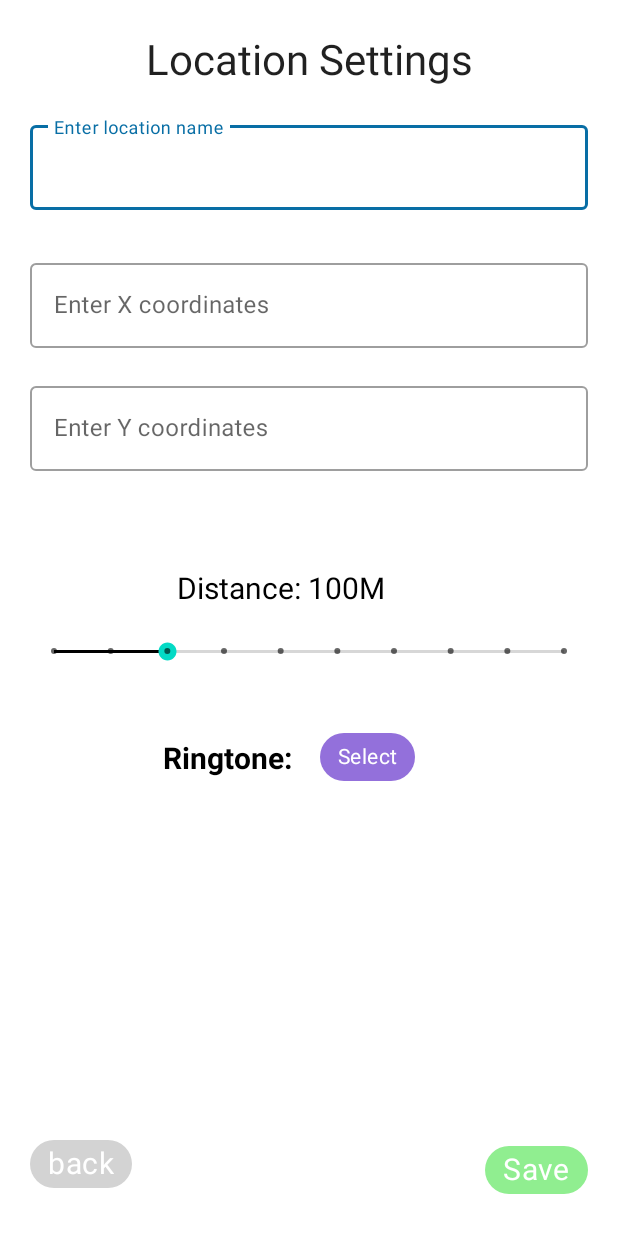
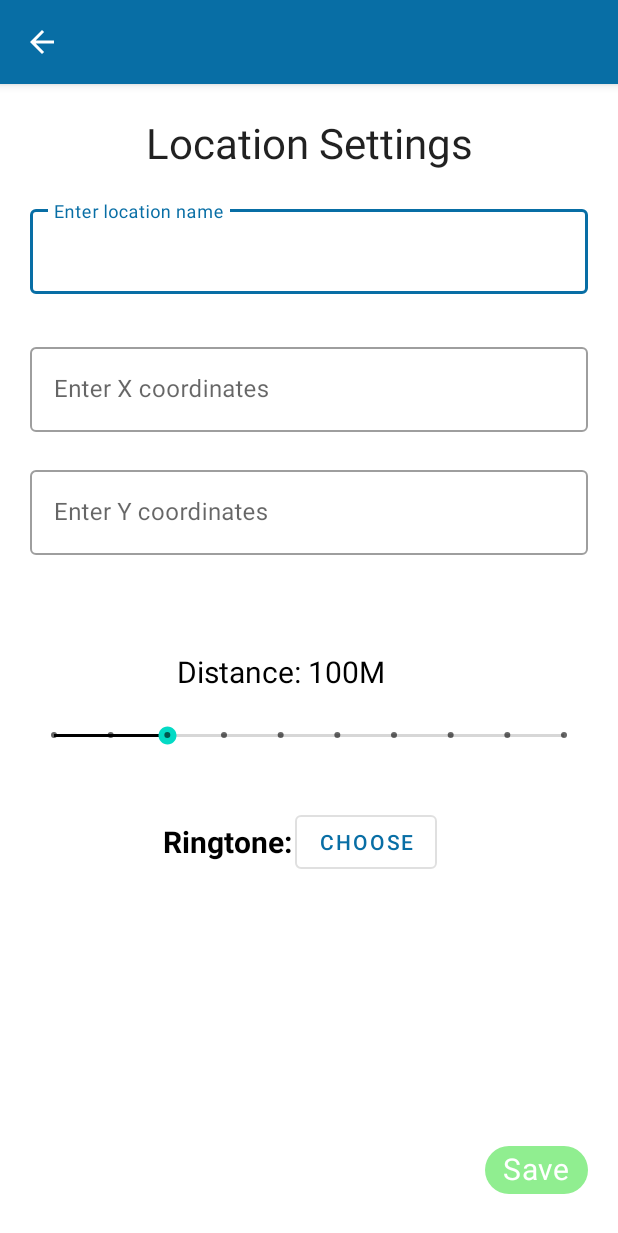
Before and after one commit to ZivSi/LocationAlarm, an Android app: the EditLayout screen opened directly, with no data from a screen before it, on a phone screen of 412 x 824 dp. Shown: the top 1233 px of the screen. Run offline under Robolectric (Android 15) with nearby library versions, the phone set to English and light mode, and no system bars; network calls fail.

Commit message:
Back chip replaced with arrow in action bar.

```diff
--- a/app/src/main/AndroidManifest.xml
+++ b/app/src/main/AndroidManifest.xml
@@ -13,10 +13,12 @@
         android:roundIcon="@mipmap/ic_launcher_round"
         android:supportsRtl="false"
         android:theme="@style/Theme.LocationAlarm">
+
         <activity
-            android:parentActivityName=".MainActivity"
             android:name=".EditLayout"
-            android:exported="false" />
+            android:exported="false"
+            android:parentActivityName=".MainActivity" />
+
         <activity
             android:name=".MainActivity"
             android:exported="true">
@@ -27,5 +29,4 @@
             </intent-filter>
         </activity>
     </application>
-
 </manifest>
--- a/app/src/main/java/com/example/locationalarm/EditLayout.java
+++ b/app/src/main/java/com/example/locationalarm/EditLayout.java
@@ -8,6 +8,7 @@ import android.widget.SeekBar;
 import android.widget.TextView;
 import android.widget.Toast;
 
+import com.google.android.material.button.MaterialButton;
 import com.google.android.material.chip.Chip;
 import com.google.android.material.textfield.TextInputEditText;
 
@@ -16,14 +17,16 @@ public class EditLayout extends AppCompatActivity {
 
     TextView distanceTextView;
     SeekBar seekBar;
-    Chip ringtoneChip, saveChip, backChip;
+    Chip saveChip;
+    MaterialButton chooseRingtone;
 
     @Override
     protected void onCreate(Bundle savedInstanceState) {
         super.onCreate(savedInstanceState);
         setContentView(R.layout.activity_edit_layout);
 
-        getSupportActionBar().hide();
+        getSupportActionBar().setTitle("");
+
 
         initViews();
     }
@@ -34,9 +37,8 @@ public class EditLayout extends AppCompatActivity {
         xCoordiantesBox = findViewById(R.id.xCoordinatesBox);
         yCoordinatesBox = findViewById(R.id.yCoordinatesBox);
         distanceTextView = findViewById(R.id.distanceTextView);
-        ringtoneChip = findViewById(R.id.chipRingtoneSelection);
+        chooseRingtone = findViewById(R.id.chooseRingtomeMaterialButton);
         saveChip = findViewById(R.id.saveButton);
-        backChip = findViewById(R.id.backButton);
         seekBar = findViewById(R.id.seekBar);
         // onchange listener for seekbar
         seekBar.setOnSeekBarChangeListener(new SeekBar.OnSeekBarChangeListener() {
@@ -44,20 +46,21 @@ public class EditLayout extends AppCompatActivity {
             public void onProgressChanged(SeekBar seekBar, int progress, boolean fromUser) {
                 getDistance();
             }
+
             @Override
-            public void onStartTrackingTouch(SeekBar seekBar) {}
+            public void onStartTrackingTouch(SeekBar seekBar) {
+            }
+
             @Override
-            public void onStopTrackingTouch(SeekBar seekBar) {}
+            public void onStopTrackingTouch(SeekBar seekBar) {
+            }
         });
     }
 
 
-    public void backToMain(View view) {
-        finish();
-    }
-
     /**
      * take the input data from the user and save it to a ItemData object then save it to the data map
+     *
      * @param view view
      */
     public void saveData(View view) {
@@ -69,12 +72,14 @@ public class EditLayout extends AppCompatActivity {
         // todo: add ringtone
 
         // check for empty fields
-        if(name.isEmpty() || x.isEmpty() || y.isEmpty()) {
+        if (name.isEmpty() || x.isEmpty() || y.isEmpty()) {
+            // TODO: Snackbar error
             Toast.makeText(this, "Please fill all the fields", Toast.LENGTH_SHORT).show();
             return;
         }
         // check if the name is already taken
         if (MainActivity.data.containsKey(name)) {
+            // TODO: Snackbar error
             Toast.makeText(this, "Name already exists", Toast.LENGTH_SHORT).show();
             return;
         }
@@ -82,6 +87,8 @@ public class EditLayout extends AppCompatActivity {
         // address is curently empty untill we add the google maps api
         // ringtone is empty until we add the ringtone selection
         MainActivity.data.put(name, new ItemData(name, " ", x, y, String.valueOf(distance), " "));
+
+        // TODO: Save map in file
         finish();
     }
 
@@ -89,7 +96,7 @@ public class EditLayout extends AppCompatActivity {
     private int getDistance() {
         int dist = seekBar.getProgress();
 
-        switch (dist){
+        switch (dist) {
             case 0:
                 dist = 10;
                 break;
@@ -120,9 +127,9 @@ public class EditLayout extends AppCompatActivity {
             case 9:
                 dist = 10000;
                 break;
-            default:
-                dist = 100;
         }
+        // Default will never be called...
+
         String distance = "Distance: " + dist + "m";
         distanceTextView.setText(distance);
         return dist;
--- a/app/src/main/java/com/example/locationalarm/MainActivity.java
+++ b/app/src/main/java/com/example/locationalarm/MainActivity.java
@@ -100,6 +100,7 @@ public class MainActivity extends AppCompatActivity {
             @Override
             public void beforeTextChanged(CharSequence s, int start, int count, int after) {
             }
+
             @Override
             public void onTextChanged(CharSequence s, int start, int before, int count) {
             }
--- a/app/src/main/res/layout/activity_edit_layout.xml
+++ b/app/src/main/res/layout/activity_edit_layout.xml
@@ -128,43 +128,27 @@
         app:layout_constraintStart_toStartOf="@+id/seekBar"
         app:layout_constraintTop_toBottomOf="@+id/seekBar" />
 
-    <com.google.android.material.chip.Chip
-        android:id="@+id/chipRingtoneSelection"
+    <com.google.android.material.button.MaterialButton
+        android:id="@+id/chooseRingtomeMaterialButton"
+        style="@style/Widget.MaterialComponents.Button.OutlinedButton"
         android:layout_width="wrap_content"
         android:layout_height="wrap_content"
-        android:text="Select"
-        android:textColor="@color/white"
-        app:chipBackgroundColor="@color/MediumPurple"
+        android:text="Choose"
         app:layout_constraintBottom_toBottomOf="@+id/ringtoneTextView"
-        app:layout_constraintEnd_toEndOf="@+id/seekBar"
-        app:layout_constraintHorizontal_bias="0.452"
-        app:layout_constraintStart_toStartOf="@+id/distanceTextView"
-        app:layout_constraintTop_toTopOf="@+id/ringtoneTextView"
-        app:layout_constraintVertical_bias="0.523" />
+        app:layout_constraintEnd_toEndOf="@+id/distanceTextView"
+        app:layout_constraintStart_toEndOf="@+id/ringtoneTextView"
+        app:layout_constraintTop_toTopOf="@+id/ringtoneTextView" />
 
     <com.google.android.material.chip.Chip
         android:id="@+id/saveButton"
         android:layout_width="wrap_content"
         android:layout_height="wrap_content"
-        android:textSize="20sp"
+        android:onClick="saveData"
         android:text="Save"
         android:textColor="@color/white"
-        android:onClick="saveData"
+        android:textSize="20sp"
         app:chipBackgroundColor="@color/LightGreen"
         app:layout_constraintBottom_toBottomOf="parent"
         app:layout_constraintEnd_toEndOf="parent" />
 
-    <com.google.android.material.chip.Chip
-        android:id="@+id/backButton"
-        android:layout_width="wrap_content"
-        android:layout_height="wrap_content"
-        android:layout_marginBottom="4dp"
-        android:textSize="20sp"
-        android:text="back"
-        android:textColor="@color/white"
-        android:onClick="backToMain"
-        app:chipBackgroundColor="@color/LightGrey"
-        app:layout_constraintBottom_toBottomOf="parent"
-        app:layout_constraintStart_toStartOf="parent" />
-
 </androidx.constraintlayout.widget.ConstraintLayout>
--- /dev/null
+++ b/app/src/main/res/menu/menu_edit_location.xml
@@ -0,0 +1,4 @@
+<?xml version="1.0" encoding="utf-8"?>
+<menu xmlns:android="http://schemas.android.com/apk/res/android">
+
+</menu>
```
